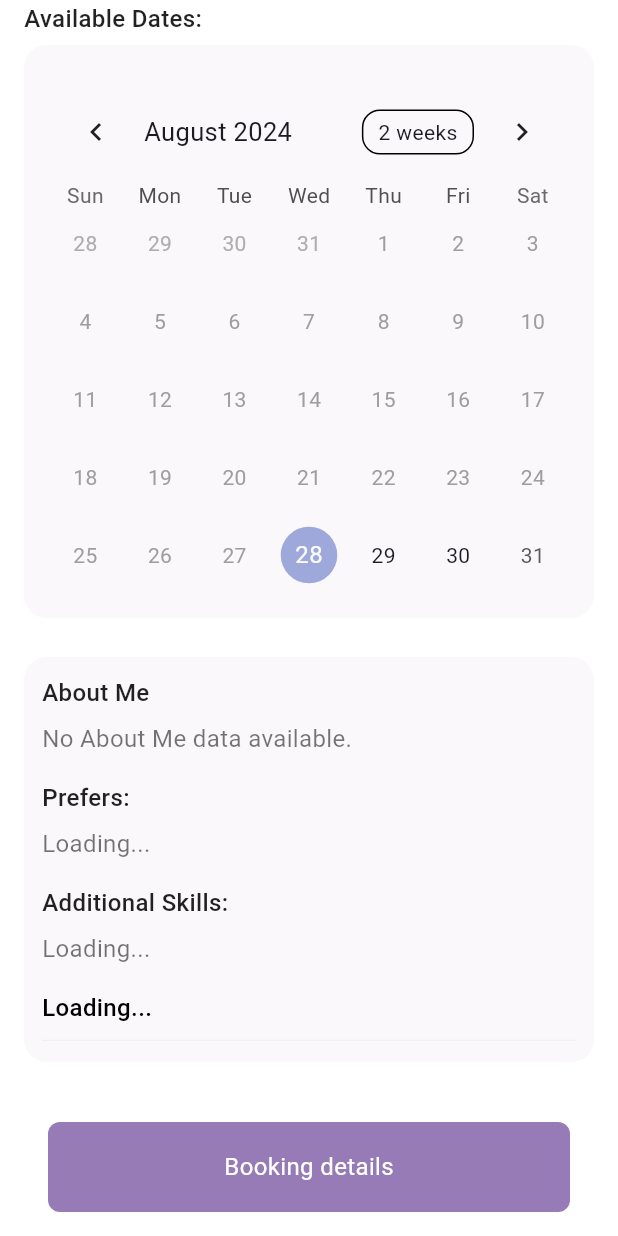
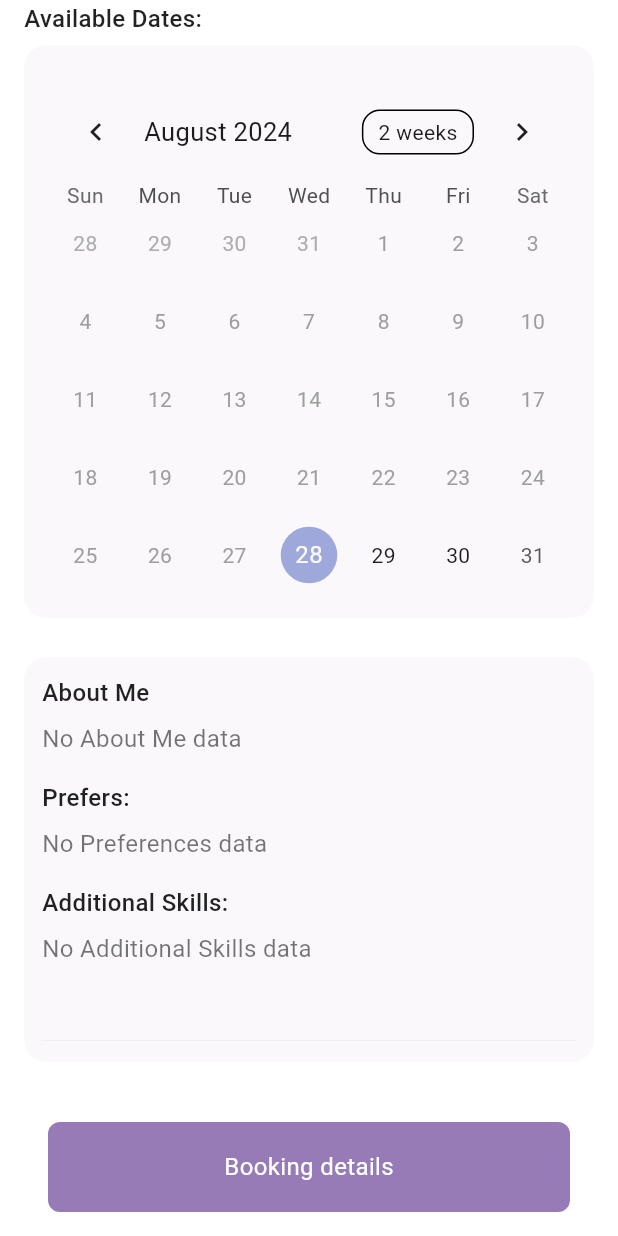
Before and after one commit to ferideberisha/PetPals, a Flutter app: the WalkerDetailPage screen opened directly with empty values, scrolled down 375 dp, on a phone screen of 412 x 824 dp. Run offline on Flutter 3.47's test engine with Material 3 defaults, Android fonts, the phone set to English and light mode, and no system bars; drawn by our look-alikes of table_calendar; our stand-ins replace cloud_firestore, firebase_auth, firebase_core, flutter_datetime_picker_plus, google_fonts, google_sign_in and 1 more; accounts and stored records are empty.

Commit message:
Some little modifications

```diff
--- a/lib/components/my_bottom_bar.dart
+++ b/lib/components/my_bottom_bar.dart
@@ -25,7 +25,7 @@ class CustomBottomNavigationBar extends StatelessWidget {
         break;
       case 1:
         // Check if user is null before passing it to RequestsPage
-        nextPage = RequestsPage();
+        nextPage = const RequestsPage();
         break;
       case 2:
         nextPage = const FavoritePage();
--- a/lib/pages/home/search/walker_detail_page.dart
+++ b/lib/pages/home/search/walker_detail_page.dart
@@ -56,9 +56,6 @@ class _WalkerDetailPageState extends State<WalkerDetailPage> {
     }
   }
 
-
-
-
   @override
   void initState() {
     super.initState();
@@ -70,7 +67,6 @@ class _WalkerDetailPageState extends State<WalkerDetailPage> {
 
     _fetchAvailabilityData(); // Fetch availability data when initializing
   }
-
 
   Future<void> _fetchPrices() async {
     try {
@@ -129,7 +125,7 @@ class _WalkerDetailPageState extends State<WalkerDetailPage> {
         });
       } else {
         setState(() {
-          _aboutMeText = 'No About Me data available.';
+          _aboutMeText = 'No About Me data';
           _selectedSizes = [];
           _selectedPetNumbers = [];
           _selectedSkills = [];
@@ -184,7 +180,6 @@ class _WalkerDetailPageState extends State<WalkerDetailPage> {
   @override
   Widget build(BuildContext context) {
     // Display a message if the user is not a walker
-
 
     return Scaffold(
       body: FutureBuilder(
@@ -273,11 +268,18 @@ class _WalkerDetailPageState extends State<WalkerDetailPage> {
                                     color: Colors.white,
                                   ),
                                   child: CircleAvatar(
-                backgroundImage: _getProfileImage(widget.user.profilePicture),
-                backgroundColor: widget.user.profilePicture.isEmpty ? Colors.grey.shade200 : null,
+                                    backgroundImage: _getProfileImage(
+                                        widget.user.profilePicture),
+                                    backgroundColor:
+                                        widget.user.profilePicture.isEmpty
+                                            ? Colors.grey.shade200
+                                            : null,
                                     radius: 50,
                                     child: widget.user.profilePicture.isEmpty
-                    ? const Icon(Icons.person, size: 40, color: Color.fromRGBO(158, 158, 158, 1))
+                                        ? const Icon(Icons.person,
+                                            size: 40,
+                                            color: Color.fromRGBO(
+                                                158, 158, 158, 1))
                                         : null,
                                   ),
                                 ),
@@ -388,7 +390,7 @@ class _WalkerDetailPageState extends State<WalkerDetailPage> {
                                                   _prices!.walkingPrice,
                                             )
                                           else
-                                            Center(
+                                            const Center(
                                                 child: Text(
                                                     'Prices not available.')), // Handle the case where prices are not available
 
@@ -449,7 +451,7 @@ class _WalkerDetailPageState extends State<WalkerDetailPage> {
                                         Text(
                                           _selectedSizes?.isNotEmpty == true
                                               ? _selectedSizes!.join(', ')
-                                              : 'Loading...',
+                                              : 'No Preferences data',
                                           style: const TextStyle(
                                             fontSize: 16,
                                             color: Colors.black54,
@@ -461,8 +463,8 @@ class _WalkerDetailPageState extends State<WalkerDetailPage> {
                                         const SizedBox(height: 8.0),
                                         Text(
                                           _selectedSkills?.isNotEmpty == true
-                                              ? _selectedSkills!.join(', ')
-                                              : 'Loading...',
+                                              ? _selectedSkills!.join('\n')
+                                              : 'No Additional Skills data',
                                           style: const TextStyle(
                                             fontSize: 16,
                                             color: Colors.black54,
@@ -473,7 +475,7 @@ class _WalkerDetailPageState extends State<WalkerDetailPage> {
                                           _selectedPetNumbers?.isNotEmpty ==
                                                   true
                                               ? 'Can take care of ${_selectedPetNumbers!.join(' or ')} pets at the same time.'
-                                              : 'Loading...',
+                                              : '',
                                           style: const TextStyle(
                                             fontSize: 16,
                                             fontWeight: FontWeight.w500,
```
Lines whose indentation alone changed are shown as unchanged.
